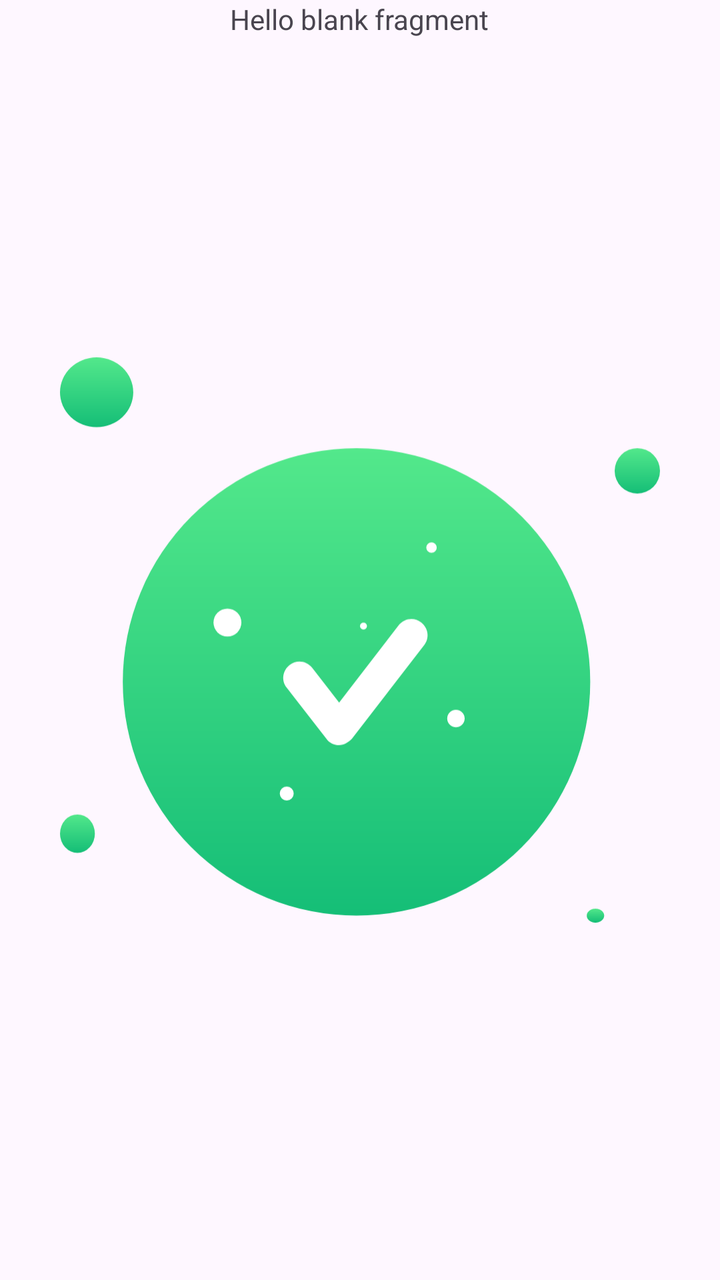
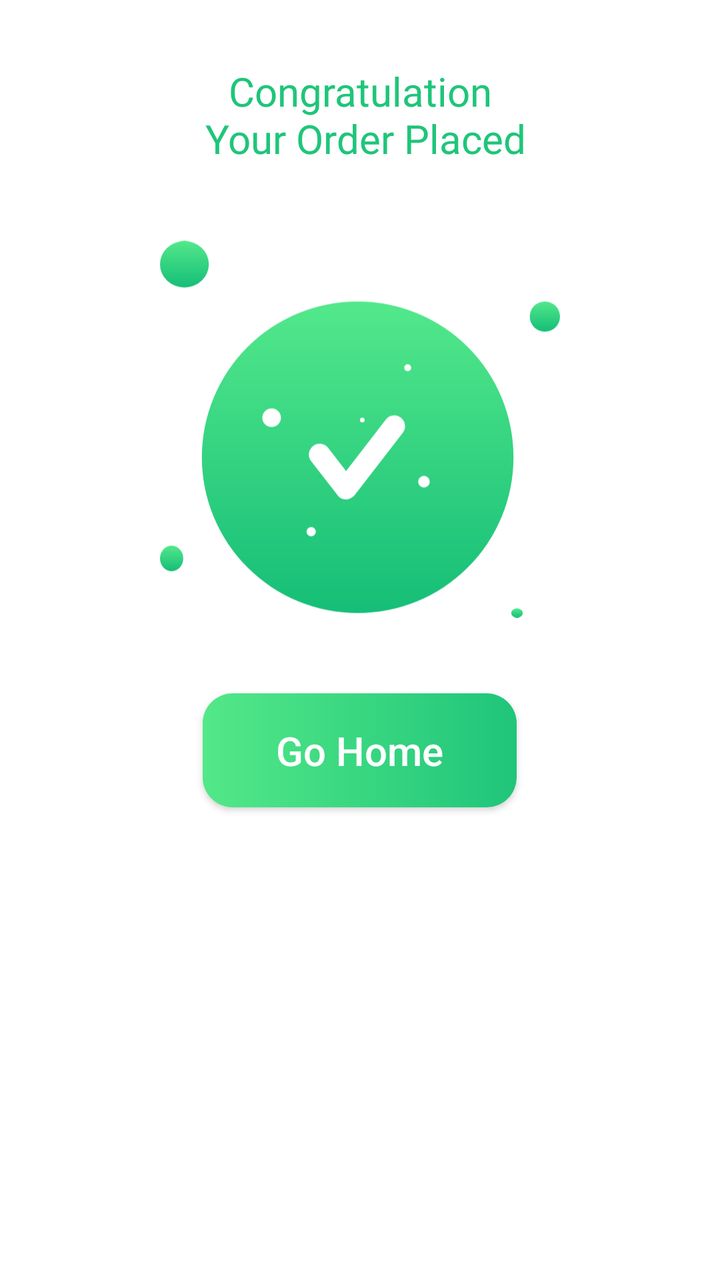

Compare the two renders of this Android layout. The source of the first and the diff that turns it into the second are given below.
<!-- AndroidManifest.xml: application theme Theme.FoodOrderingApp -->
<!-- res/layout/fragment_congrats_bottom_sheet.xml -->
<?xml version="1.0" encoding="utf-8"?>
<FrameLayout xmlns:android="http://schemas.android.com/apk/res/android"
    xmlns:app="http://schemas.android.com/apk/res-auto"
    xmlns:tools="http://schemas.android.com/tools"
    android:layout_width="match_parent"
    android:layout_height="match_parent"
    tools:context=".CongratsBottomSheet">

    
    <TextView
        android:layout_width="wrap_content"
        android:layout_height="wrap_content"
        android:layout_gravity="center_horizontal"
        android:text="@string/hello_blank_fragment" />

    <ImageView
        android:id="@+id/imageView5"
        android:layout_width="300dp"
        android:layout_height="300dp"
        android:layout_gravity="center"
        android:src="@drawable/congratulation" />

</FrameLayout>
<!-- resources referenced by this layout -->
<resources>
  <!-- drawable congratulation: vector/xml drawable (drawable, 3472 chars, omitted) -->
  <string name="hello_blank_fragment">Hello blank fragment</string>
  <style name="Theme.FoodOrderingApp" parent="Base.Theme.FoodOrderingApp" />
  <style name="Base.Theme.FoodOrderingApp" parent="Theme.Material3.DayNight.NoActionBar">
          
          
      </style>
</resources>

<!-- the commit's change to res/layout/fragment_congrats_bottom_sheet.xml (unified diff, before → after) -->
@@ -4,20 +4,50 @@
     xmlns:tools="http://schemas.android.com/tools"
     android:layout_width="match_parent"
     android:layout_height="match_parent"
+    android:background="@color/white"
     tools:context=".CongratsBottomSheet">
 
     
-    <TextView
-        android:layout_width="wrap_content"
-        android:layout_height="wrap_content"
-        android:layout_gravity="center_horizontal"
-        android:text="@string/hello_blank_fragment" />
 
-    <ImageView
-        android:id="@+id/imageView5"
-        android:layout_width="300dp"
-        android:layout_height="300dp"
-        android:layout_gravity="center"
-        android:src="@drawable/congratulation" />
+    <LinearLayout
+        android:layout_width="match_parent"
+        android:layout_height="match_parent"
+        android:orientation="vertical">
+
+        <TextView
+            android:layout_width="wrap_content"
+            android:layout_height="wrap_content"
+            android:layout_gravity="center_horizontal"
+            android:layout_marginTop="32dp"
+            android:fontFamily="@font/merriweathersans_regular"
+            android:gravity="center"
+            android:text="Congratulation\n Your Order Placed"
+            android:textAlignment="center"
+            android:textSize="20sp"
+            android:textColor="@color/textColor" />
+
+        <ImageView
+            android:id="@+id/imageView5"
+            android:layout_width="200dp"
+            android:layout_height="200dp"
+            android:layout_gravity="center"
+            android:layout_marginTop="32dp"
+            android:src="@drawable/congratulation" />
+
+        <androidx.appcompat.widget.AppCompatButton
+            android:id="@+id/goHome"
+            android:layout_width="157dp"
+            android:layout_height="57dp"
+            android:background="@drawable/gohomeshape"
+            android:layout_gravity="center"
+            android:textAllCaps="false"
+            android:layout_marginTop="32dp"
+            android:textSize="20sp"
+            android:textColor="@color/white"
+            android:text="Go Home" />
+        <View
+            android:layout_width="match_parent"
+            android:layout_height="wrap_content"/>
+    </LinearLayout>
 
 </FrameLayout>
<!-- resource entries referenced after the edit -->
@@ -1,8 +1,18 @@
 <!-- resources referenced by this layout -->
 <resources>
+  <color name="textColor">#1FC57A</color>
+  <color name="white">#FFFFFFFF</color>
   <!-- drawable congratulation: vector/xml drawable (drawable, 3472 chars, omitted) -->
-  <string name="hello_blank_fragment">Hello blank fragment</string>
+  <!-- drawable gohomeshape (drawable) -->
+  <?xml version="1.0" encoding="utf-8"?>
+  <shape xmlns:android="http://schemas.android.com/apk/res/android">
+  <corners android:radius="15dp"/>
+      <gradient android:startColor="@color/startColor" android:endColor="@color/endColor" />
+  
+  </shape>
   <style name="Theme.FoodOrderingApp" parent="Base.Theme.FoodOrderingApp" />
+  <color name="startColor">#53E888</color>
+  <color name="endColor">#1FC57A</color>
   <style name="Base.Theme.FoodOrderingApp" parent="Theme.Material3.DayNight.NoActionBar">
           
           
